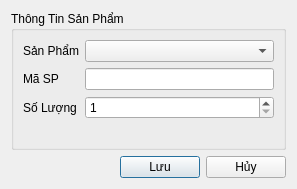
First picture: the form in ui/order_add_ord_detail.ui, repository thinh-doan/sales-and-warehouse-management-system, before the edit.
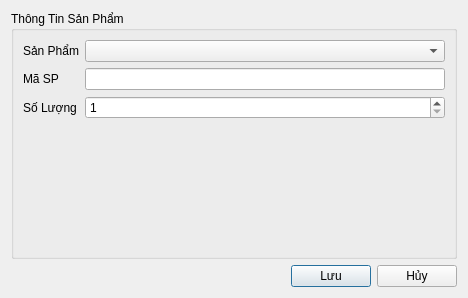
Second picture: the form after the edit. Icons and pictures are not drawn.

Patch:
```diff
--- a/ui/order_add_ord_detail.ui
+++ b/ui/order_add_ord_detail.ui
@@ -6,8 +6,8 @@
    <rect>
     <x>0</x>
     <y>0</y>
-    <width>297</width>
-    <height>189</height>
+    <width>468</width>
+    <height>298</height>
    </rect>
   </property>
   <property name="windowTitle">
@@ -22,6 +22,12 @@
      <layout class="QHBoxLayout" name="horizontalLayout">
       <item>
        <layout class="QFormLayout" name="formLayout">
+        <property name="topMargin">
+         <number>0</number>
+        </property>
+        <property name="bottomMargin">
+         <number>0</number>
+        </property>
         <item row="0" column="0">
          <widget class="QLabel" name="lblProduct">
           <property name="text">
```
Left out of the diff: 4 changed lines with no effect on the pictures.
